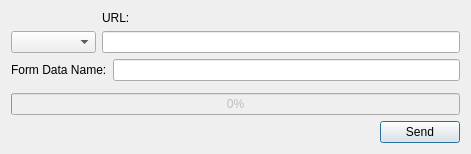
First picture: the form in src/hobbits-plugins/importerexporters/HttpData/httptransceiver.ui, repository goldest-star/binary-analysis-tool, before the edit.
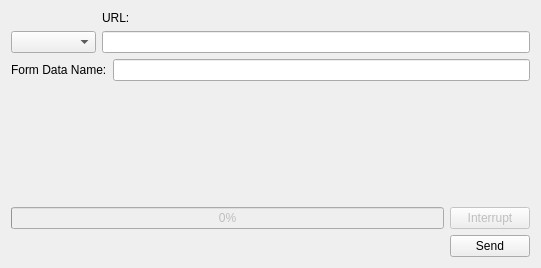
Second picture: the form after the edit.

Commit message: feat: add interrupting to HTTP importer downloads for #8

Patch:
```diff
--- a/src/hobbits-plugins/importerexporters/HttpData/httptransceiver.ui
+++ b/src/hobbits-plugins/importerexporters/HttpData/httptransceiver.ui
@@ -6,8 +6,8 @@
    <rect>
     <x>0</x>
     <y>0</y>
-    <width>471</width>
-    <height>154</height>
+    <width>541</width>
+    <height>268</height>
    </rect>
   </property>
   <property name="windowTitle">
@@ -81,6 +81,8 @@
     </spacer>
    </item>
    <item>
+    <layout class="QHBoxLayout" name="horizontalLayout_4">
+     <item>
     <widget class="QProgressBar" name="pr_request">
      <property name="enabled">
       <bool>false</bool>
@@ -89,6 +91,18 @@
       <number>0</number>
      </property>
     </widget>
+     </item>
+     <item>
+      <widget class="QPushButton" name="pb_interrupt">
+       <property name="enabled">
+        <bool>false</bool>
+       </property>
+       <property name="text">
+        <string>Interrupt</string>
+       </property>
+      </widget>
+     </item>
+    </layout>
    </item>
    <item>
     <layout class="QHBoxLayout" name="horizontalLayout_2">
```
Lines whose indentation alone changed are shown as unchanged. The commit also changes 2 other files.
